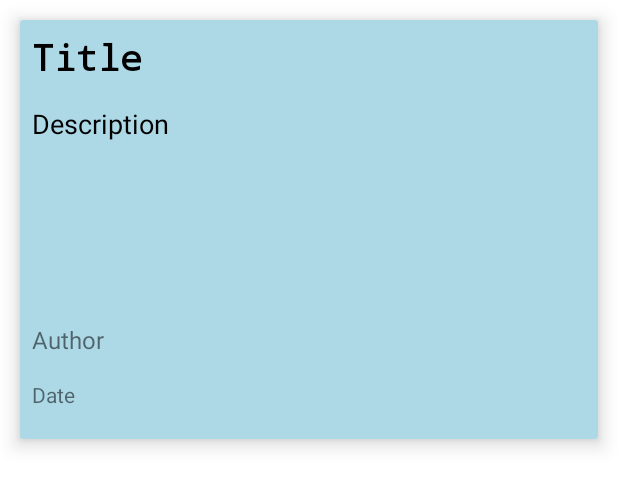
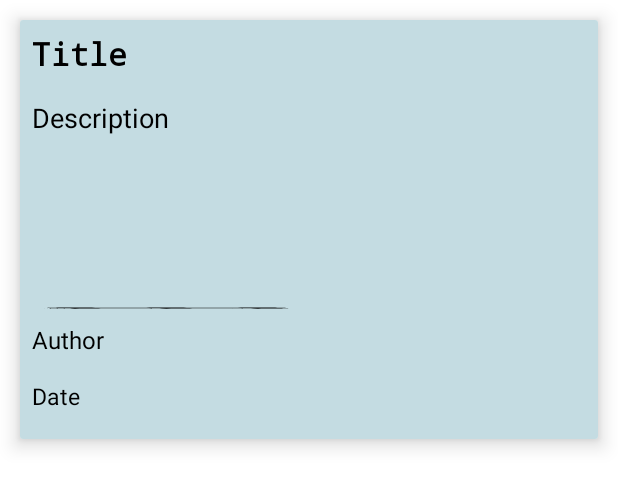
Before and after one commit to pramoda99/White-Light-Health-Service, an Android app: the layout gartitem.xml on its own in the app's theme, with its tools: preview values and no code run, on a phone screen of 412 x 824 dp. Shown: the top 488 px of the screen. Run offline under Robolectric (Android 15) with nearby library versions, the phone set to English and light mode, and no system bars.

Commit message:
Ui changes

```diff
--- /dev/null
+++ b/app/src/main/res/drawable/ic_baseline_linear_scale_24.xml
@@ -0,0 +1,5 @@
+<vector android:height="24dp" android:tint="#000000"
+    android:viewportHeight="24" android:viewportWidth="24"
+    android:width="24dp" xmlns:android="http://schemas.android.com/apk/res/android">
+    <path android:fillColor="@android:color/white" android:pathData="M19.5,9.5c-1.03,0 -1.9,0.62 -2.29,1.5h-2.92C13.9,10.12 13.03,9.5 12,9.5s-1.9,0.62 -2.29,1.5H6.79C6.4,10.12 5.53,9.5 4.5,9.5C3.12,9.5 2,10.62 2,12s1.12,2.5 2.5,2.5c1.03,0 1.9,-0.62 2.29,-1.5h2.92c0.39,0.88 1.26,1.5 2.29,1.5s1.9,-0.62 2.29,-1.5h2.92c0.39,0.88 1.26,1.5 2.29,1.5c1.38,0 2.5,-1.12 2.5,-2.5S20.88,9.5 19.5,9.5z"/>
+</vector>
--- a/app/src/main/res/drawable/search_view_bg.xml
+++ b/app/src/main/res/drawable/search_view_bg.xml
@@ -2,6 +2,6 @@
 <shape xmlns:android="http://schemas.android.com/apk/res/android">
 
     <corners android:radius="8dp"/>
-    <stroke android:color="@color/purple_200"
+    <stroke android:color="@color/haloBlue"
         android:width="2dp"/>
 </shape>
--- a/app/src/main/res/layout/gartitem.xml
+++ b/app/src/main/res/layout/gartitem.xml
@@ -10,8 +10,8 @@ android:layout_margin="13dp">
     <LinearLayout
         android:layout_width="match_parent"
         android:layout_height="wrap_content"
-    android:orientation="vertical"
-    android:background="@color/cuteblue">
+        android:background="@color/hm"
+        android:orientation="vertical">
 
         <TextView
             android:id="@+id/title_text"
@@ -21,7 +21,7 @@ android:layout_margin="13dp">
             android:padding="8dp"
             android:text="@string/title_text"
             android:textColor="#000"
-        android:textSize="24sp"
+            android:textSize="21sp"
             android:textStyle="bold" />
 
         <TextView
@@ -33,12 +33,19 @@ android:layout_margin="13dp">
             android:textColor="#000"
             android:textSize="18sp" />
 
+        <View
+            android:id="@+id/divider"
+            android:layout_width="195dp"
+            android:layout_height="4dp"
+            android:background="@drawable/ic_baseline_linear_scale_24" />
+
         <TextView
             android:id="@+id/author_text"
             android:layout_width="366dp"
             android:layout_height="wrap_content"
             android:padding="8dp"
             android:text="Author"
+            android:textColor="@color/black"
             android:textSize="16sp" />
 
         <TextView
@@ -46,7 +53,9 @@ android:layout_margin="13dp">
             android:layout_width="336dp"
             android:layout_height="47dp"
             android:padding="8dp"
-        android:text="Date" />
+            android:text="Date"
+            android:textColor="@color/black"
+            android:textSize="15dp" />
 
 
     </LinearLayout>
--- a/app/src/main/res/values/colors.xml
+++ b/app/src/main/res/values/colors.xml
@@ -23,4 +23,8 @@
     <color name="Button_Bl">#3A6DFD</color>
     <color name="But_Bl">#055FC9</color>
     <color name="bck">#B27594F3</color>
+    <color name="blur">#BDBEBE</color>
+    <color name="backg">#DAE2E6</color>
+    <color name="fine">#959AC4</color>
+    <color name="hm">#C4DCE2</color>
 </resources>
```
Lines whose indentation alone changed are shown as unchanged.
